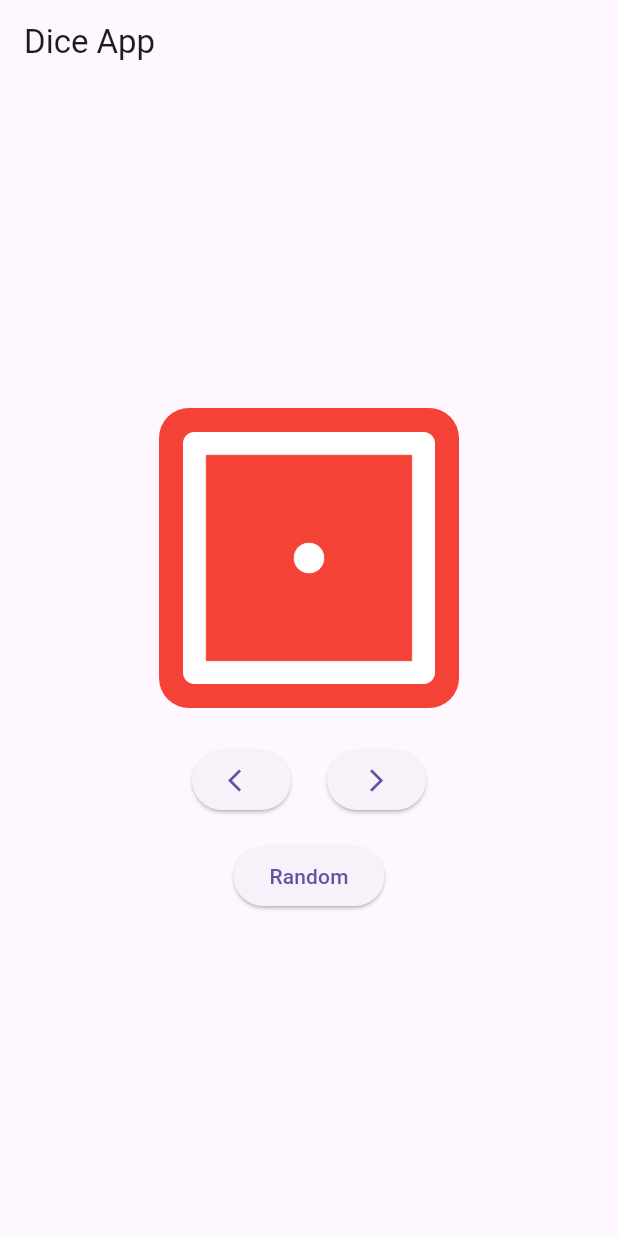
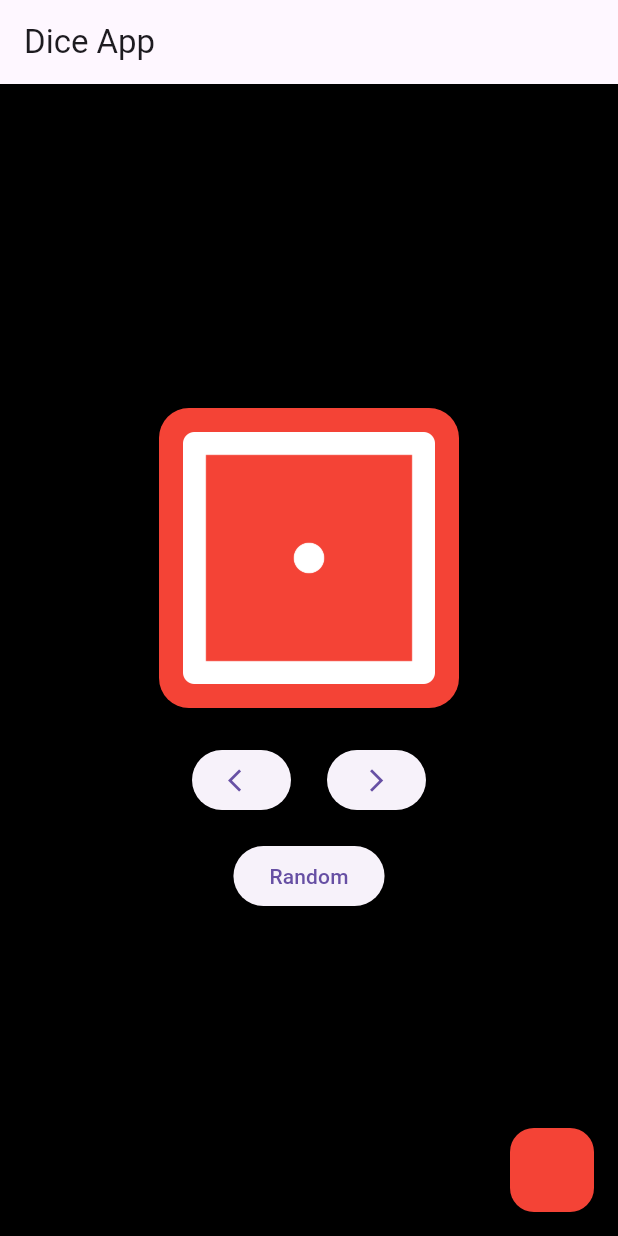
Before and after one commit to Klaux2020/diceappG8, a Flutter app: the screen it shows after launch, on a phone screen of 412 x 824 dp. Run offline on Flutter 3.47's test engine with Material 3 defaults, Android fonts, the phone set to English and light mode, and no system bars.

Commit message:
background scaffold

```diff
--- a/lib/pages/dice_page.dart
+++ b/lib/pages/dice_page.dart
@@ -13,6 +13,9 @@ class _DicePageState extends State<DicePage> {
   @override
   Widget build(BuildContext context) {
     return Scaffold(
+      backgroundColor: Colors.black,
+      floatingActionButton:
+      FloatingActionButton(onPressed: (){},backgroundColor: Colors.red,),
       appBar: AppBar(
         title: Text("Dice App"),
         ),
```
